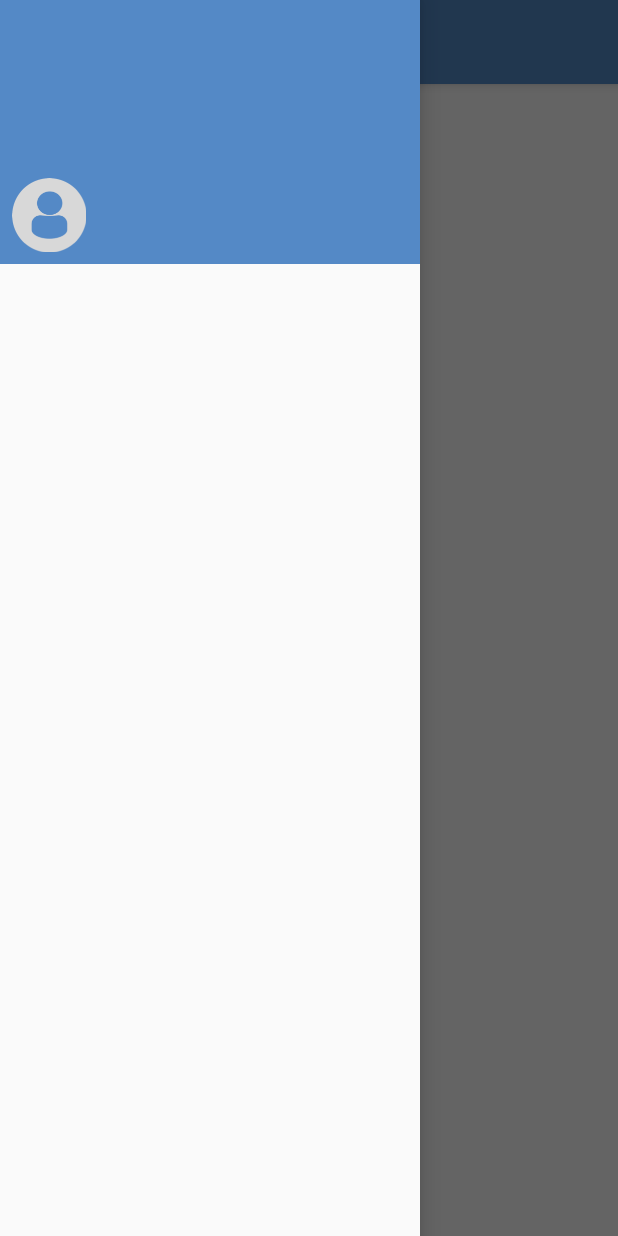
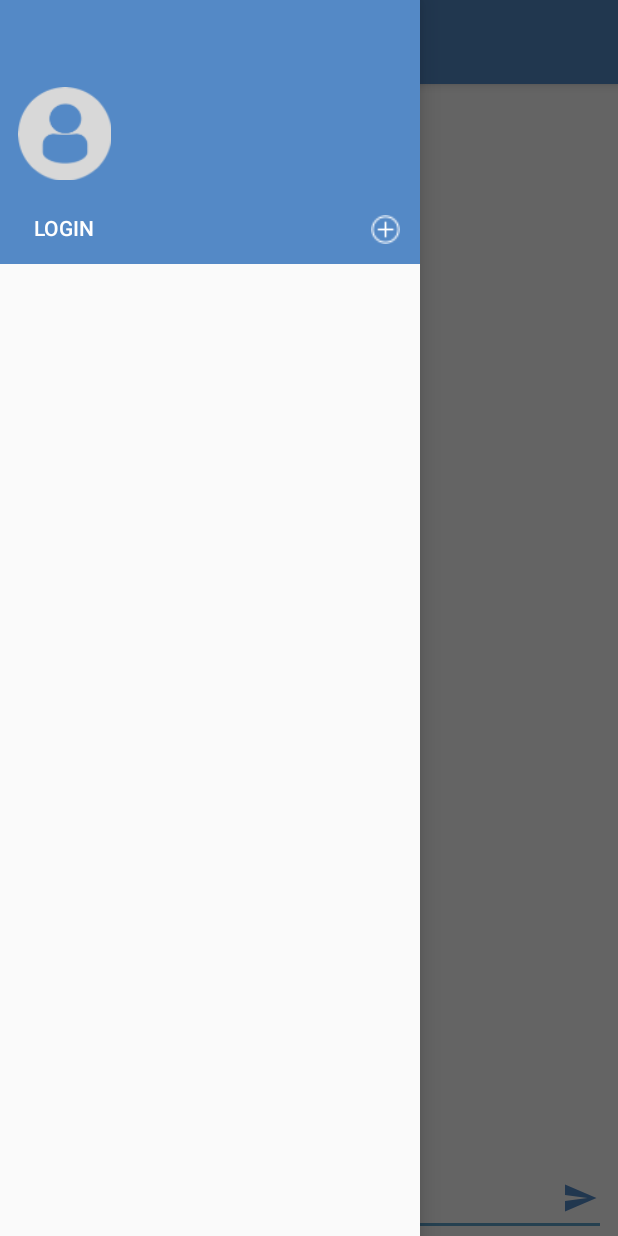
Before and after one commit to kissybnts/udemy-kotlin-android-5, an Android app: the screen it shows after launch (MainActivity), with the side drawer open, on a phone screen of 412 x 824 dp. Run offline under Robolectric (Android 15) with nearby library versions, the phone set to English and light mode, and no system bars.

Commit message:
Lecture 70, MainActivity UI setup

```diff
--- a/app/src/main/java/com/kissybnts/udemykotlinandroid5/MainActivity.kt
+++ b/app/src/main/java/com/kissybnts/udemykotlinandroid5/MainActivity.kt
@@ -8,6 +8,7 @@ import android.support.v7.app.ActionBarDrawerToggle
 import android.support.v7.app.AppCompatActivity
 import android.view.Menu
 import android.view.MenuItem
+import android.view.View
 import kotlinx.android.synthetic.main.activity_main.*
 import kotlinx.android.synthetic.main.app_bar_main.*
 
@@ -31,4 +32,16 @@ class MainActivity : AppCompatActivity() {
             super.onBackPressed()
         }
     }
+
+    fun onLoginButtonClicked(view: View) {
+
+    }
+
+    fun onAddChannelButtonClicked(view: View) {
+
+    }
+
+    fun onSendMessageButtonClicked(view: View) {
+
+    }
 }
--- a/app/src/main/res/layout/content_main.xml
+++ b/app/src/main/res/layout/content_main.xml
@@ -9,12 +9,53 @@
     tools:showIn="@layout/app_bar_main">
 
     <TextView
-        android:layout_width="wrap_content"
-        android:layout_height="wrap_content"
-        android:text="Hello World!"
-        app:layout_constraintBottom_toBottomOf="parent"
+        android:id="@+id/mainChannelName"
+        android:layout_width="0dp"
+        android:layout_height="21dp"
+        android:layout_marginTop="8dp"
+        android:textAlignment="center"
         app:layout_constraintLeft_toLeftOf="parent"
         app:layout_constraintRight_toRightOf="parent"
-        app:layout_constraintTop_toTopOf="parent" />
+        app:layout_constraintTop_toTopOf="parent"
+        tools:text="Please Login" />
+
+    <EditText
+        android:id="@+id/messageTextField"
+        android:layout_width="0dp"
+        android:layout_height="wrap_content"
+        android:layout_marginEnd="8dp"
+        android:layout_marginStart="8dp"
+        android:ems="10"
+        android:hint="@string/enter_message"
+        android:inputType="textMultiLine"
+        app:layout_constraintBottom_toBottomOf="parent"
+        app:layout_constraintEnd_toEndOf="parent"
+        app:layout_constraintStart_toStartOf="parent" />
+
+    <ImageButton
+        android:id="@+id/sendMessageButton"
+        android:layout_width="35dp"
+        android:layout_height="35dp"
+        android:layout_marginBottom="8dp"
+        android:layout_marginEnd="8dp"
+        android:background="@android:color/transparent"
+        android:contentDescription="@string/send_message"
+        android:onClick="onSendMessageButtonClicked"
+        android:tint="@color/colorPrimary"
+        app:layout_constraintBottom_toBottomOf="parent"
+        app:layout_constraintEnd_toEndOf="parent"
+        app:srcCompat="@drawable/ic_menu_send" />
+
+    <android.support.v7.widget.RecyclerView
+        android:id="@+id/messageListView"
+        android:layout_width="0dp"
+        android:layout_height="0dp"
+        android:layout_marginBottom="8dp"
+        android:layout_marginTop="8dp"
+        app:layout_constraintBottom_toTopOf="@id/messageTextField"
+        app:layout_constraintEnd_toEndOf="parent"
+        app:layout_constraintHorizontal_bias="0.0"
+        app:layout_constraintStart_toStartOf="parent"
+        app:layout_constraintTop_toBottomOf="@id/mainChannelName" />
 
 </android.support.constraint.ConstraintLayout>
--- a/app/src/main/res/layout/nav_header_main.xml
+++ b/app/src/main/res/layout/nav_header_main.xml
@@ -11,37 +11,62 @@
     tools:layout_editor_absoluteY="81dp">
 
     <ImageView
-        android:id="@+id/imageView"
-        android:layout_width="wrap_content"
-        android:layout_height="wrap_content"
-        android:layout_marginBottom="8dp"
+        android:id="@+id/userImageNavHeader"
+        android:layout_width="70dp"
+        android:layout_height="70dp"
+        android:layout_marginBottom="16dp"
         android:layout_marginStart="8dp"
         android:paddingTop="@dimen/nav_header_vertical_spacing"
-        app:layout_constraintBottom_toBottomOf="parent"
+        app:layout_constraintBottom_toTopOf="@+id/loginButtonNavHeader"
         app:layout_constraintStart_toStartOf="parent"
         app:srcCompat="@drawable/profiledefault" />
 
     <TextView
-        android:id="@+id/textView2"
+        android:id="@+id/userNameNavHeader"
         android:layout_width="wrap_content"
         android:layout_height="wrap_content"
         android:layout_marginStart="8dp"
         android:paddingTop="@dimen/nav_header_vertical_spacing"
         android:textAppearance="@style/TextAppearance.AppCompat.Body1"
-        app:layout_constraintStart_toEndOf="@+id/imageView"
-        app:layout_constraintTop_toTopOf="@+id/imageView"
+        app:layout_constraintStart_toEndOf="@+id/userImageNavHeader"
+        app:layout_constraintTop_toTopOf="@+id/userImageNavHeader"
         tools:text="User name"
         />
 
     <TextView
-        android:id="@+id/textView"
+        android:id="@+id/userEmailNavHeader"
         android:layout_width="wrap_content"
         android:layout_height="wrap_content"
         android:layout_marginStart="8dp"
         android:layout_marginTop="8dp"
-        app:layout_constraintStart_toEndOf="@+id/imageView"
-        app:layout_constraintTop_toBottomOf="@+id/textView2"
-        tools:text="android.studio@android.com"
-        />
+        app:layout_constraintStart_toEndOf="@+id/userImageNavHeader"
+        app:layout_constraintTop_toBottomOf="@+id/userNameNavHeader"
+        tools:text="android.studio@android.com" />
+
+    <Button
+        android:id="@+id/loginButtonNavHeader"
+        android:layout_width="70dp"
+        android:layout_height="32dp"
+        android:layout_marginBottom="8dp"
+        android:layout_marginStart="8dp"
+        android:background="@android:color/transparent"
+        android:onClick="onLoginButtonClicked"
+        android:text="@string/login"
+        app:layout_constraintBottom_toBottomOf="parent"
+        app:layout_constraintStart_toStartOf="parent" />
+
+    <ImageButton
+        android:id="@+id/addChannelButtonNavHeader"
+        android:layout_width="30dp"
+        android:layout_height="30dp"
+        android:layout_marginBottom="8dp"
+        android:layout_marginEnd="8dp"
+        android:background="@android:color/transparent"
+        android:onClick="onAddChannelButtonClicked"
+        android:padding="5dp"
+        android:scaleType="centerCrop"
+        app:layout_constraintBottom_toBottomOf="parent"
+        app:layout_constraintEnd_toEndOf="parent"
+        app:srcCompat="@drawable/addchannelbutton" />
 
 </android.support.constraint.ConstraintLayout>
--- a/app/src/main/res/values/colors.xml
+++ b/app/src/main/res/values/colors.xml
@@ -1,6 +1,6 @@
 <?xml version="1.0" encoding="utf-8"?>
 <resources>
-    <color name="colorPrimary">#5489C6</color>
+    <color name="colorPrimary">#5489c6</color>
     <color name="colorPrimaryDark">#5489C6</color>
     <color name="colorAccent">#5EA0C9</color>
 </resources>
--- a/app/src/main/res/values/strings.xml
+++ b/app/src/main/res/values/strings.xml
@@ -5,4 +5,7 @@
     <string name="navigation_drawer_close">Close navigation drawer</string>
 
     <string name="action_settings">Settings</string>
+    <string name="login">Login</string>
+    <string name="enter_message">enter message</string>
+    <string name="send_message">send message</string>
 </resources>
```
